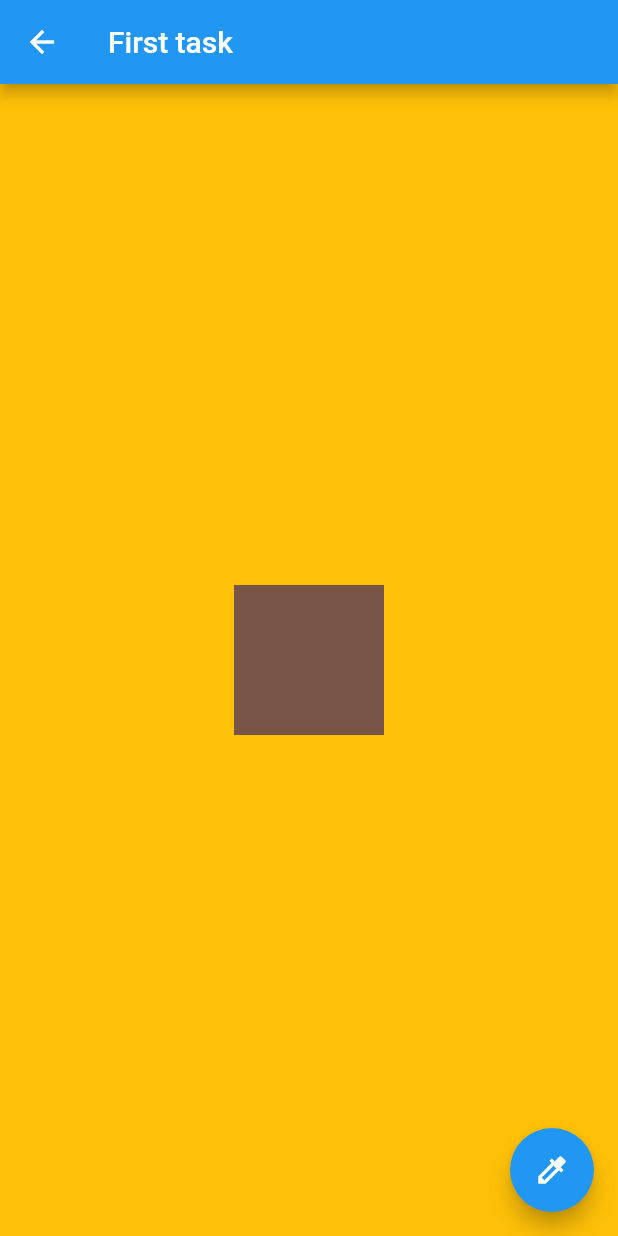
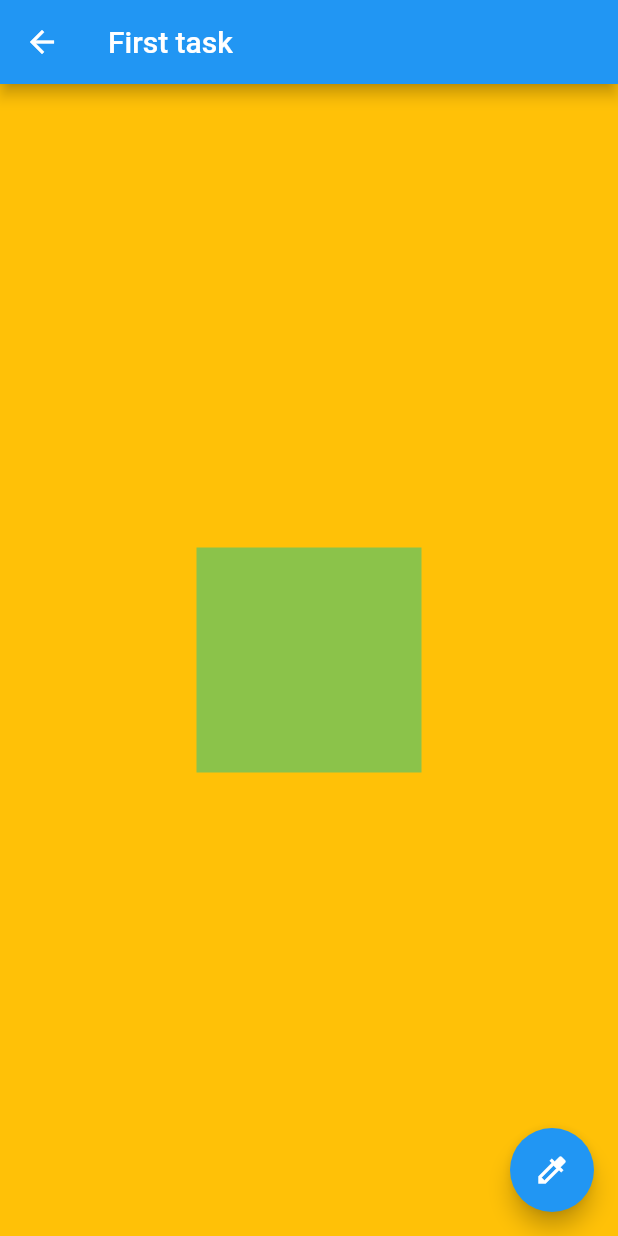
Before and after one commit to ahmed3ssem/Ahmed-Assem, a Flutter app: the FirstTaskScreen screen opened directly, after a tap on the "colorize" icon, on a phone screen of 412 x 824 dp. Run offline on Flutter 3.47's test engine with Material 2 defaults, Android fonts, the phone set to English and light mode, and no system bars; our stand-ins replace cached_network_image, connectivity, easy_localization, shared_preferences; accounts and stored records are empty.

Commit message:
First Task .. Done

```diff
--- a/lib/tasks/first_task/first_task_screen.dart
+++ b/lib/tasks/first_task/first_task_screen.dart
@@ -10,6 +10,17 @@ import 'package:flutter/material.dart';
  you need to optimize build function as
  when i pressed on Button don't rebuild Background widget
  */
+
+class ColorNotifier extends ChangeNotifier {
+  Color myColor = Colors.grey;
+  Random _random = new Random();
+
+  void changeColor() {
+    int randomNumber = _random.nextInt(30);
+    myColor = Colors.primaries[randomNumber % Colors.primaries.length];
+    notifyListeners();
+  }
+}
 class FirstTaskScreen extends StatefulWidget {
   @override
   _FirstTaskScreenState createState() => _FirstTaskScreenState();
@@ -25,8 +36,7 @@ class BackgroundWidget extends StatelessWidget {
 }
 
 class _FirstTaskScreenState extends State<FirstTaskScreen> {
-  Color _randomColor = Colors.black;
-  final _random = Random();
+  final _notifier = ColorNotifier();
 
   @override
   Widget build(BuildContext context) {
@@ -37,10 +47,7 @@ class _FirstTaskScreenState extends State<FirstTaskScreen> {
       ),
       floatingActionButton: FloatingActionButton(
         onPressed: () {
-          setState(() {
-            _randomColor =
-                Colors.primaries[_random.nextInt(Colors.primaries.length)];
-          });
+          _notifier.changeColor();
         },
         child: Icon(Icons.colorize),
       ),
@@ -48,12 +55,15 @@ class _FirstTaskScreenState extends State<FirstTaskScreen> {
         children: [
           Positioned.fill(child: BackgroundWidget()),
           Center(
-            child: Container(
-              width: 100,
-              height: 100,
-              color: _randomColor,
+            child: AnimatedBuilder(
+              animation: _notifier,
+              builder: (_, __) => Container(
+                height: 150,
+                width: 150,
+                color: _notifier.myColor,
+              ),
             ),
-          )
+          ),
         ],
       ),
     );
```
